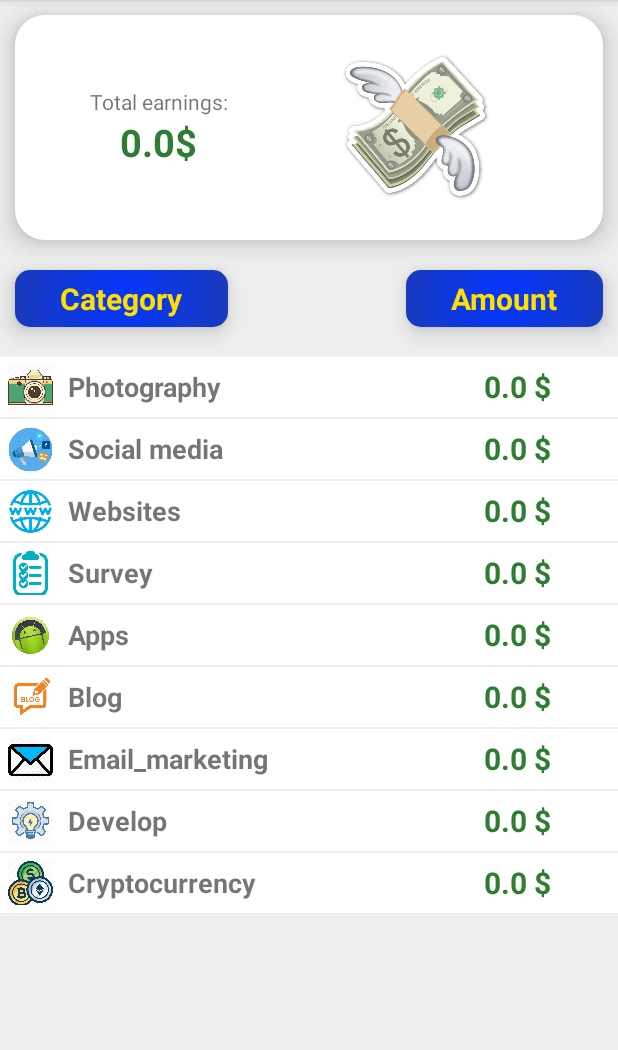
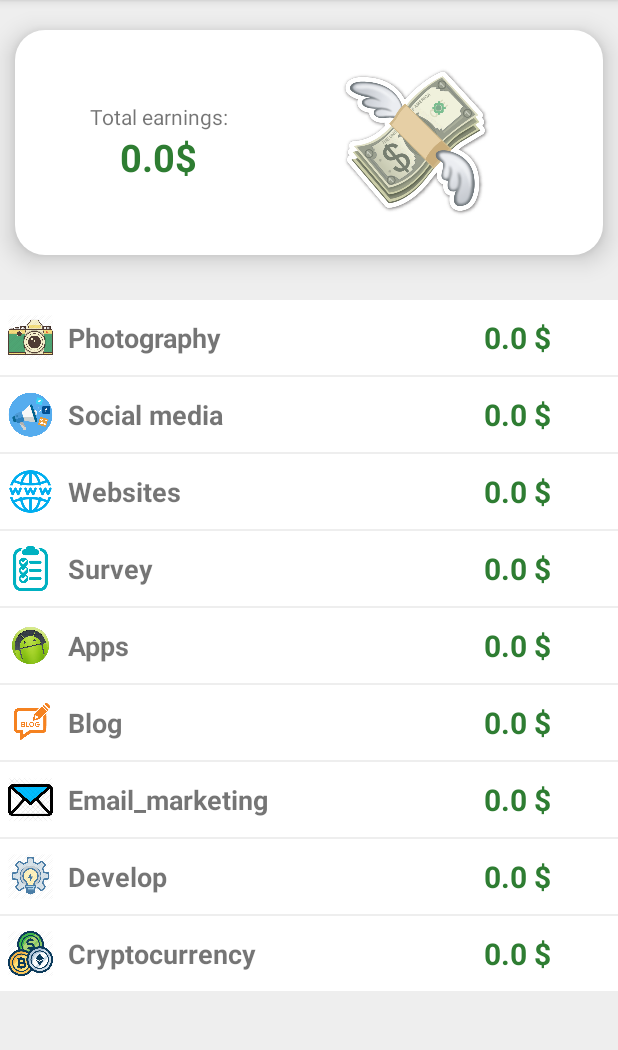
Before and after one commit to DinuIoan/moneymaker, an Android app: the screen it shows after launch (MainActivity), on a phone screen of 412 x 824 dp, the part 84-1134 px from its top. Run offline under Robolectric (Android 15) with nearby library versions, the phone set to English and light mode, and no system bars.

Commit message:
home_fragment view small refactor

```diff
--- a/app/src/main/res/layout/fragment_home.xml
+++ b/app/src/main/res/layout/fragment_home.xml
@@ -15,7 +15,10 @@
             android:layout_height="150dp"
             android:orientation="horizontal"
             android:elevation="10dp"
-            android:layout_margin="10dp"
+            android:layout_marginStart="10dp"
+            android:layout_marginEnd="10dp"
+            android:layout_marginTop="20dp"
+            android:layout_marginBottom="10dp"
             android:background="@drawable/home_title_style">
             <LinearLayout
                     android:orientation="vertical"
@@ -48,51 +51,51 @@
                 android:layout_gravity="center" />
         </LinearLayout>
 
-        <TextView
-            android:id="@+id/category_text_view"
-            android:layout_width="wrap_content"
-            android:layout_height="wrap_content"
-            android:layout_below="@+id/today_title"
-            android:layout_marginTop="10dp"
-            android:text="Category"
-            android:gravity="center"
-            android:paddingTop="5dp"
-            android:paddingBottom="5dp"
-            android:paddingLeft="30dp"
-            android:paddingRight="30dp"
-            android:textSize="20sp"
-            android:textStyle="bold"
-            android:textColor="#FFDE03"
-            android:background="@drawable/category_text_view"
-            android:elevation="8dp"
-            android:layout_marginLeft="10dp"/>
+        <!--<TextView-->
+            <!--android:id="@+id/category_text_view"-->
+            <!--android:layout_width="wrap_content"-->
+            <!--android:layout_height="wrap_content"-->
+            <!--android:layout_below="@+id/today_title"-->
+            <!--android:layout_marginTop="10dp"-->
+            <!--android:text="Category"-->
+            <!--android:gravity="center"-->
+            <!--android:paddingTop="5dp"-->
+            <!--android:paddingBottom="5dp"-->
+            <!--android:paddingLeft="30dp"-->
+            <!--android:paddingRight="30dp"-->
+            <!--android:textSize="20sp"-->
+            <!--android:textStyle="bold"-->
+            <!--android:textColor="#FFDE03"-->
+            <!--android:background="@drawable/category_text_view"-->
+            <!--android:elevation="8dp"-->
+            <!--android:layout_marginLeft="10dp"/>-->
 
-        <TextView
-            android:id="@+id/amount_text_view"
-            android:layout_width="wrap_content"
-            android:layout_height="wrap_content"
-            android:layout_below="@+id/today_title"
-            android:layout_above="@+id/home_recycler_view"
-            android:layout_alignParentRight="true"
-            android:layout_alignRight="@+id/category_text_view"
-            android:layout_marginStart="10dp"
-            android:layout_marginEnd="10dp"
-            android:layout_marginTop="10dp"
-            android:background="@drawable/category_text_view"
-            android:elevation="8dp"
-            android:gravity="center"
-            android:paddingLeft="30dp"
-            android:paddingTop="5dp"
-            android:paddingRight="30dp"
-            android:paddingBottom="5dp"
-            android:text="Amount"
-            android:textStyle="bold"
-            android:textColor="#FFDE03"
-            android:textSize="20sp" />
+        <!--<TextView-->
+            <!--android:id="@+id/amount_text_view"-->
+            <!--android:layout_width="wrap_content"-->
+            <!--android:layout_height="wrap_content"-->
+            <!--android:layout_below="@+id/today_title"-->
+            <!--android:layout_above="@+id/home_recycler_view"-->
+            <!--android:layout_alignParentRight="true"-->
+            <!--android:layout_alignRight="@+id/category_text_view"-->
+            <!--android:layout_marginStart="10dp"-->
+            <!--android:layout_marginEnd="10dp"-->
+            <!--android:layout_marginTop="10dp"-->
+            <!--android:background="@drawable/category_text_view"-->
+            <!--android:elevation="8dp"-->
+            <!--android:gravity="center"-->
+            <!--android:paddingLeft="30dp"-->
+            <!--android:paddingTop="5dp"-->
+            <!--android:paddingRight="30dp"-->
+            <!--android:paddingBottom="5dp"-->
+            <!--android:text="Amount"-->
+            <!--android:textStyle="bold"-->
+            <!--android:textColor="#FFDE03"-->
+            <!--android:textSize="20sp" />-->
 
         <android.support.v7.widget.RecyclerView
             android:id="@+id/home_recycler_view"
-            android:layout_below="@+id/category_text_view"
+            android:layout_below="@+id/today_title"
             android:layout_marginTop="20dp"
             android:scrollbars="vertical"
             android:layout_width="match_parent"
--- a/app/src/main/res/layout/home_recycler_view_list_item.xml
+++ b/app/src/main/res/layout/home_recycler_view_list_item.xml
@@ -1,7 +1,7 @@
 <?xml version="1.0" encoding="utf-8"?>
 <LinearLayout xmlns:android="http://schemas.android.com/apk/res/android"
     android:layout_width="match_parent"
-    android:layout_height="40dp"
+    android:layout_height="50dp"
     android:layout_marginBottom="1dp"
     android:clickable="true"
     android:focusable="true"
```
